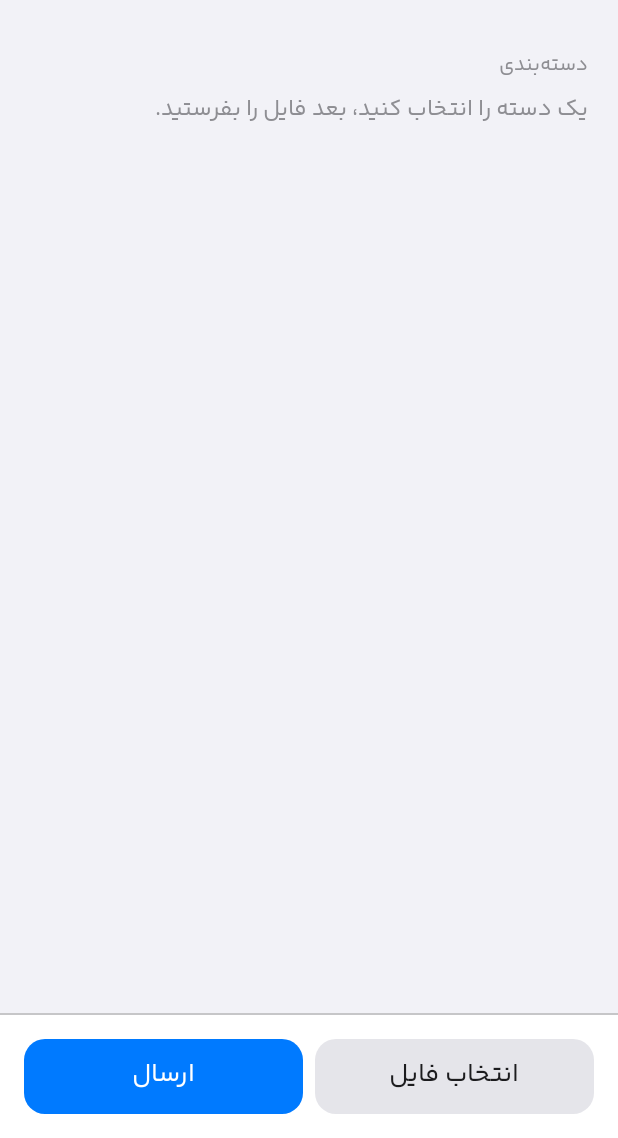
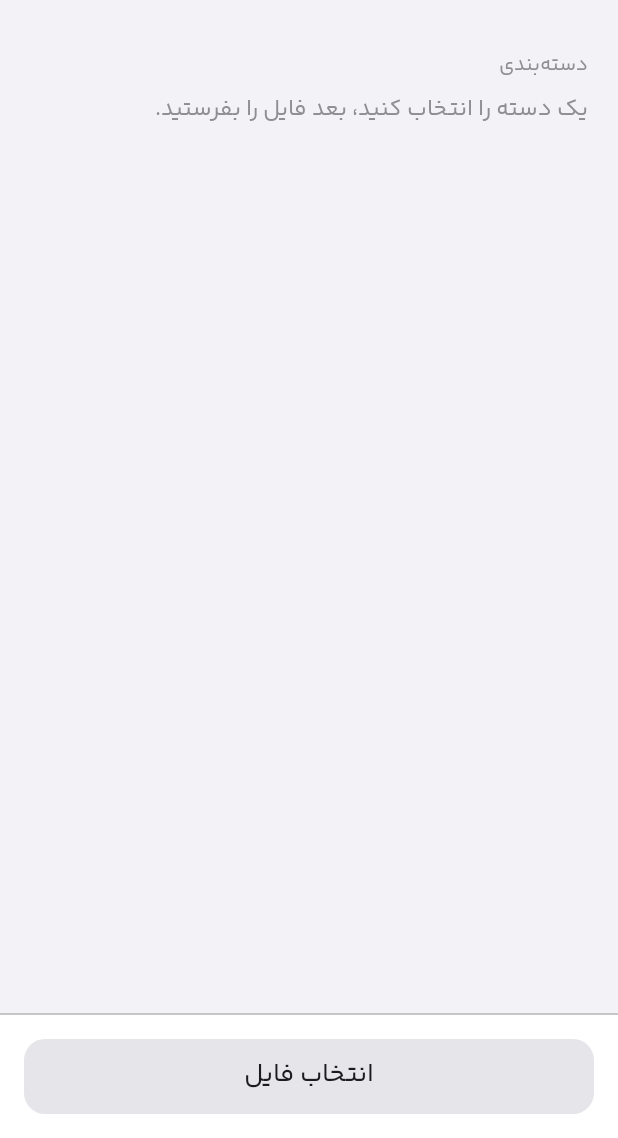
Before and after one commit to ahmadmnajafi/nova-upload-android, an Android app: the layout activity_main.xml on its own in the app's theme, with its tools: preview values and no code run, on a phone screen of 412 x 824 dp, the part 98-1236 px from its top. Run offline under Robolectric (Android 15) with nearby library versions, the phone set to English and light mode, and no system bars.

Commit message:
ارسال را داخل مدال بگذار و منوی همبرگری را با کیوسک، حجم و نسخه پایین عوض کن.
Co-authored-by: Cursor <cursoragent@cursor.com>

```diff
--- a/app/build.gradle.kts
+++ b/app/build.gradle.kts
@@ -14,8 +14,8 @@ android {
         applicationId = "com.nova.upload"
         minSdk = 24
         targetSdk = 34
-        versionCode = 3
-        versionName = "0.2.1"
+        versionCode = 4
+        versionName = "0.3.0"
         buildConfigField("String", "API_BASE", "\"https://g.novatouch.ir/wp-admin/admin-ajax.php\"")
     }
 
@@ -38,6 +38,7 @@ dependencies {
     implementation(libs.androidx.constraintlayout)
     implementation("androidx.recyclerview:recyclerview:1.3.2")
     implementation("androidx.drawerlayout:drawerlayout:1.1.1")
+    implementation("androidx.swiperefreshlayout:swiperefreshlayout:1.1.0")
     implementation("org.jetbrains.kotlinx:kotlinx-coroutines-android:1.8.1")
     implementation("com.squareup.okhttp3:okhttp:4.12.0")
 }
--- a/app/src/main/res/layout/activity_main.xml
+++ b/app/src/main/res/layout/activity_main.xml
@@ -85,16 +85,22 @@
             android:textColor="@color/nova_muted"
             android:textSize="15sp" />
 
+        <androidx.swiperefreshlayout.widget.SwipeRefreshLayout
+            android:id="@+id/swipe"
+            android:layout_width="match_parent"
+            android:layout_height="0dp"
+            android:layout_weight="1">
+
             <androidx.recyclerview.widget.RecyclerView
                 android:id="@+id/listCats"
                 android:layout_width="match_parent"
-            android:layout_height="0dp"
-            android:layout_weight="1"
+                android:layout_height="match_parent"
                 android:clipToPadding="false"
                 android:paddingStart="16dp"
                 android:paddingTop="4dp"
                 android:paddingEnd="16dp"
                 android:paddingBottom="12dp" />
+        </androidx.swiperefreshlayout.widget.SwipeRefreshLayout>
 
         <TextView
             android:id="@+id/txtStatus"
@@ -119,84 +125,13 @@
                 android:layout_height="1dp"
                 android:background="@color/nova_separator" />
 
-            <LinearLayout
-                android:id="@+id/uploadPanel"
-                android:layout_width="match_parent"
-                android:layout_height="wrap_content"
-                android:orientation="vertical"
-                android:paddingStart="20dp"
-                android:paddingTop="14dp"
-                android:paddingEnd="20dp"
-                android:visibility="gone">
-
-                <TextView
-                    android:id="@+id/txtFile"
-                    android:layout_width="match_parent"
-                    android:layout_height="wrap_content"
-                    android:ellipsize="end"
-                    android:fontFamily="@font/yekanbakh"
-                    android:maxLines="1"
-                    android:textColor="@color/nova_text"
-                    android:textSize="15sp" />
-
-                <TextView
-                    android:id="@+id/txtProgress"
-                    android:layout_width="match_parent"
-                    android:layout_height="wrap_content"
-                    android:layout_marginTop="2dp"
-                    android:fontFamily="@font/yekanbakh"
-                    android:textColor="@color/nova_muted"
-                    android:textSize="13sp" />
-
-                <com.google.android.material.progressindicator.LinearProgressIndicator
-                    android:id="@+id/progress"
-                    android:layout_width="match_parent"
-                    android:layout_height="wrap_content"
-                    android:layout_marginTop="10dp"
-                    android:indeterminate="false"
-                    app:indicatorColor="@color/nova_primary"
-                    app:trackColor="@color/nova_track"
-                    app:trackCornerRadius="100dp"
-                    app:trackStopIndicatorSize="0dp"
-                    app:trackThickness="6dp" />
-
-                <com.google.android.material.button.MaterialButton
-                    android:id="@+id/btnCancel"
-                    style="@style/Widget.Material3.Button.TextButton"
-                    android:layout_width="match_parent"
-                    android:layout_height="44dp"
-                    android:layout_marginTop="4dp"
-                    android:fontFamily="@font/yekanbakh"
-                    android:text="@string/cancel_send"
-                    android:textAllCaps="false"
-                    android:textColor="@color/nova_danger"
-                    android:textSize="17sp"
-                    android:visibility="gone" />
-            </LinearLayout>
-
-            <LinearLayout
-                android:layout_width="match_parent"
-                android:layout_height="wrap_content"
-                android:orientation="horizontal"
-                android:padding="16dp">
-
             <com.google.android.material.button.MaterialButton
                 android:id="@+id/btnPick"
                 style="@style/Widget.Nova.Button.Secondary"
-                    android:layout_width="0dp"
+                android:layout_width="match_parent"
                 android:layout_height="50dp"
-                    android:layout_marginEnd="8dp"
-                    android:layout_weight="1"
+                android:layout_margin="16dp"
                 android:text="@string/pick_files" />
-
-                <com.google.android.material.button.MaterialButton
-                    android:id="@+id/btnUpload"
-                    android:layout_width="0dp"
-                    android:layout_height="50dp"
-                    android:layout_weight="1"
-                    android:enabled="false"
-                    android:text="@string/start_upload" />
-            </LinearLayout>
         </LinearLayout>
     </LinearLayout>
 
@@ -217,34 +152,91 @@
             android:layout_width="match_parent"
             android:layout_height="wrap_content"
             android:fontFamily="@font/yekanbakh"
-            android:includeFontPadding="false"
-            android:text="@string/app_name"
+            android:text="@string/kiosk_name"
+            android:textColor="@color/nova_muted"
+            android:textSize="12sp" />
+
+        <TextView
+            android:id="@+id/txtKioskName"
+            android:layout_width="match_parent"
+            android:layout_height="wrap_content"
+            android:layout_marginTop="2dp"
+            android:fontFamily="@font/yekanbakh"
             android:textColor="@color/nova_text"
-            android:textSize="22sp"
+            android:textSize="20sp"
             android:textStyle="bold" />
 
         <TextView
             android:layout_width="match_parent"
             android:layout_height="wrap_content"
-            android:layout_marginTop="4dp"
+            android:layout_marginTop="16dp"
             android:fontFamily="@font/yekanbakh"
-            android:text="@string/menu_caption"
+            android:text="@string/kiosk_code"
             android:textColor="@color/nova_muted"
-            android:textSize="15sp" />
+            android:textSize="12sp" />
 
         <TextView
-            android:id="@+id/txtVersion"
+            android:id="@+id/txtKioskCode"
             android:layout_width="match_parent"
             android:layout_height="wrap_content"
             android:layout_marginTop="2dp"
             android:fontFamily="@font/yekanbakh"
-            android:textColor="@color/nova_muted"
-            android:textSize="13sp" />
+            android:textColor="@color/nova_text"
+            android:textSize="22sp"
+            android:textStyle="bold" />
 
         <com.google.android.material.card.MaterialCardView
             android:layout_width="match_parent"
             android:layout_height="wrap_content"
-            android:layout_marginTop="28dp"
+            android:layout_marginTop="22dp"
+            app:cardBackgroundColor="@color/nova_surface"
+            app:cardCornerRadius="14dp"
+            app:cardElevation="0dp"
+            app:strokeWidth="0dp">
+
+            <LinearLayout
+                android:layout_width="match_parent"
+                android:layout_height="wrap_content"
+                android:orientation="vertical"
+                android:paddingStart="16dp"
+                android:paddingTop="14dp"
+                android:paddingEnd="16dp"
+                android:paddingBottom="16dp">
+
+                <TextView
+                    android:layout_width="match_parent"
+                    android:layout_height="wrap_content"
+                    android:fontFamily="@font/yekanbakh"
+                    android:text="@string/storage_used"
+                    android:textColor="@color/nova_muted"
+                    android:textSize="12sp" />
+
+                <TextView
+                    android:id="@+id/txtStorage"
+                    android:layout_width="match_parent"
+                    android:layout_height="wrap_content"
+                    android:layout_marginTop="4dp"
+                    android:fontFamily="@font/yekanbakh"
+                    android:textColor="@color/nova_text"
+                    android:textSize="15sp" />
+
+                <com.google.android.material.progressindicator.LinearProgressIndicator
+                    android:id="@+id/usageBar"
+                    android:layout_width="match_parent"
+                    android:layout_height="wrap_content"
+                    android:layout_marginTop="10dp"
+                    app:indicatorColor="@color/nova_primary"
+                    app:trackColor="@color/nova_track"
+                    app:trackCornerRadius="100dp"
+                    app:trackStopIndicatorSize="0dp"
+                    app:trackThickness="6dp" />
+            </LinearLayout>
+        </com.google.android.material.card.MaterialCardView>
+
+        <com.google.android.material.card.MaterialCardView
+            android:layout_width="match_parent"
+            android:layout_height="wrap_content"
+            android:layout_marginTop="12dp"
             app:cardBackgroundColor="@color/nova_surface"
             app:cardCornerRadius="14dp"
             app:cardElevation="0dp"
@@ -254,74 +246,6 @@
                 android:layout_width="match_parent"
                 android:layout_height="wrap_content"
                 android:orientation="vertical">
-
-                <LinearLayout
-                    android:id="@+id/btnRefresh"
-                    android:layout_width="match_parent"
-                    android:layout_height="52dp"
-                    android:background="?attr/selectableItemBackground"
-                    android:clickable="true"
-                    android:focusable="true"
-                    android:gravity="center_vertical"
-                    android:paddingStart="16dp"
-                    android:paddingEnd="16dp">
-
-                    <ImageView
-                        android:layout_width="22dp"
-                        android:layout_height="22dp"
-                        android:contentDescription="@null"
-                        android:src="@drawable/ic_refresh" />
-
-                    <TextView
-                        android:layout_width="0dp"
-                        android:layout_height="wrap_content"
-                        android:layout_marginStart="12dp"
-                        android:layout_weight="1"
-                        android:fontFamily="@font/yekanbakh"
-                        android:text="@string/refresh"
-                        android:textColor="@color/nova_text"
-                        android:textSize="17sp" />
-                </LinearLayout>
-
-                <View
-                    android:layout_width="match_parent"
-                    android:layout_height="1dp"
-                    android:layout_marginStart="50dp"
-                    android:background="@color/nova_separator" />
-
-                <LinearLayout
-                    android:id="@+id/btnUpdate"
-                    android:layout_width="match_parent"
-                    android:layout_height="52dp"
-                    android:background="?attr/selectableItemBackground"
-                    android:clickable="true"
-                    android:focusable="true"
-                    android:gravity="center_vertical"
-                    android:paddingStart="16dp"
-                    android:paddingEnd="16dp">
-
-                    <ImageView
-                        android:layout_width="22dp"
-                        android:layout_height="22dp"
-                        android:contentDescription="@null"
-                        android:src="@drawable/ic_update" />
-
-                    <TextView
-                        android:layout_width="0dp"
-                        android:layout_height="wrap_content"
-                        android:layout_marginStart="12dp"
-                        android:layout_weight="1"
-                        android:fontFamily="@font/yekanbakh"
-                        android:text="@string/app_update"
-                        android:textColor="@color/nova_text"
-                        android:textSize="17sp" />
-                </LinearLayout>
-
-                <View
-                    android:layout_width="match_parent"
-                    android:layout_height="1dp"
-                    android:layout_marginStart="50dp"
-                    android:background="@color/nova_separator" />
 
                 <LinearLayout
                     android:id="@+id/btnLogout"
@@ -352,5 +276,37 @@
                 </LinearLayout>
             </LinearLayout>
         </com.google.android.material.card.MaterialCardView>
+
+        <Space
+            android:layout_width="match_parent"
+            android:layout_height="0dp"
+            android:layout_weight="1" />
+
+        <LinearLayout
+            android:layout_width="match_parent"
+            android:layout_height="wrap_content"
+            android:gravity="center_vertical"
+            android:orientation="horizontal">
+
+            <TextView
+                android:id="@+id/btnVersionUpdate"
+                android:layout_width="wrap_content"
+                android:layout_height="wrap_content"
+                android:fontFamily="@font/yekanbakh"
+                android:padding="4dp"
+                android:text="@string/version_update"
+                android:textColor="@color/nova_primary"
+                android:textSize="12sp"
+                android:visibility="gone" />
+
+            <TextView
+                android:id="@+id/txtVersion"
+                android:layout_width="wrap_content"
+                android:layout_height="wrap_content"
+                android:layout_marginStart="10dp"
+                android:fontFamily="@font/yekanbakh"
+                android:textColor="@color/nova_muted"
+                android:textSize="12sp" />
+        </LinearLayout>
     </LinearLayout>
 </androidx.drawerlayout.widget.DrawerLayout>
--- a/app/src/main/res/values/strings.xml
+++ b/app/src/main/res/values/strings.xml
@@ -16,6 +16,11 @@
     <string name="refresh">بروزرسانی دسته‌ها</string>
     <string name="app_update">آپدیت برنامه</string>
     <string name="cancel_send">لغو</string>
+    <string name="dismiss">انصراف</string>
+    <string name="kiosk_name">نام کیوسک</string>
+    <string name="kiosk_code">کد کیوسک</string>
+    <string name="storage_used">حجم مصرفی</string>
+    <string name="version_update">بروزرسانی</string>
     <string name="mode_phone">شماره موبایل</string>
     <string name="mode_user">نام کاربری</string>
     <string name="username_hint">نام کاربری</string>
```
Also changed, not shown: app/src/main/java/com/nova/upload/ApiClient.kt (+18 -3 lines), app/src/main/java/com/nova/upload/MainActivity.kt (+144 -87 lines), app/src/main/res/layout/sheet_send.xml (added, +79 -0 lines). Lines whose indentation alone changed are shown as unchanged.
